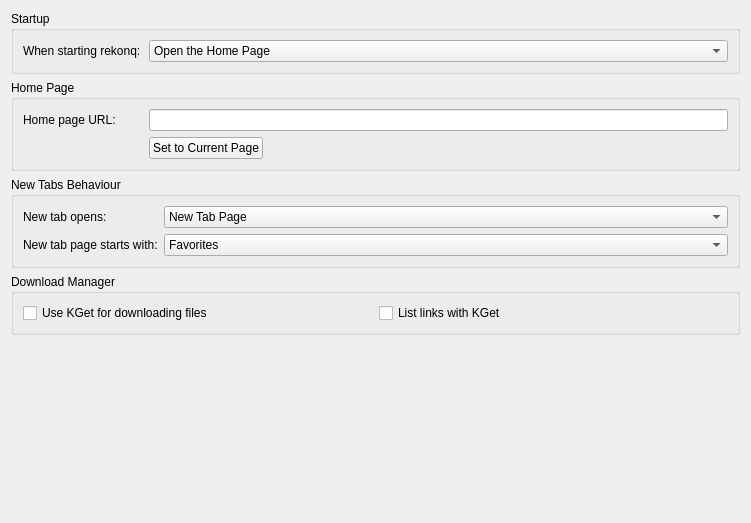
KDE/rekonq, file src/settings/settings_general.ui: the form before one commit.
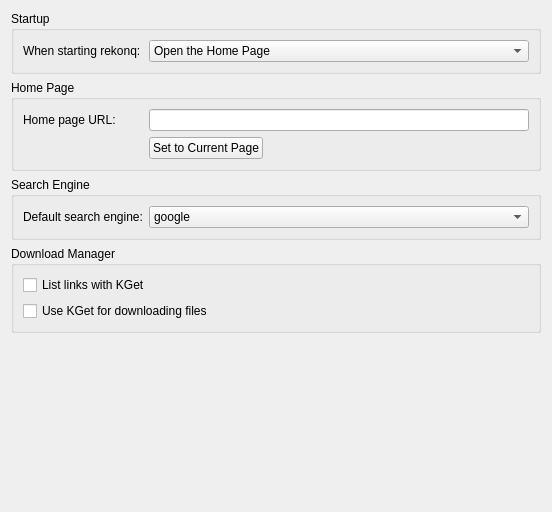
The form after the commit. Custom widgets are drawn as their Qt base class.

Commit message: Implementing a new default engine choice for rekonq

Patch:
```diff
--- a/src/settings/settings_general.ui
+++ b/src/settings/settings_general.ui
@@ -6,8 +6,8 @@
    <rect>
     <x>0</x>
     <y>0</y>
-    <width>751</width>
-    <height>523</height>
+    <width>552</width>
+    <height>512</height>
    </rect>
   </property>
   <property name="windowTitle">
@@ -150,11 +150,11 @@
    <item>
     <widget class="QGroupBox" name="groupBox_3">
      <property name="title">
-      <string>New Tabs Behaviour</string>
+      <string>Search Engine</string>
      </property>
-     <layout class="QGridLayout" name="gridLayout_2">
-      <item row="0" column="0">
-       <widget class="QLabel" name="label_4">
+     <layout class="QHBoxLayout" name="horizontalLayout_4">
+      <item>
+       <widget class="QLabel" name="label_3">
         <property name="sizePolicy">
          <sizepolicy hsizetype="Fixed" vsizetype="Preferred">
           <horstretch>0</horstretch>
@@ -173,69 +173,16 @@
           <height>0</height>
          </size>
         </property>
-        <property name="text">
-         <string>New tab opens:</string>
+        <property name="layoutDirection">
+         <enum>Qt::LeftToRight</enum>
         </property>
-       </widget>
-      </item>
-      <item row="0" column="1">
-       <widget class="KComboBox" name="kcfg_newTabsBehaviour">
-        <property name="enabled">
-         <bool>true</bool>
-        </property>
-        <property name="sizePolicy">
-         <sizepolicy hsizetype="Expanding" vsizetype="Fixed">
-          <horstretch>0</horstretch>
-          <verstretch>0</verstretch>
-         </sizepolicy>
-        </property>
-        <item>
-         <property name="text">
-          <string>New Tab Page</string>
-         </property>
-        </item>
-        <item>
-         <property name="text">
-          <string>Blank Page</string>
-         </property>
-        </item>
-        <item>
-         <property name="text">
-          <string comment="@item:inlistbox">Home Page</string>
-         </property>
-        </item>
-       </widget>
-      </item>
-      <item row="1" column="0">
-       <widget class="QLabel" name="label_5">
-        <property name="sizePolicy">
-         <sizepolicy hsizetype="Fixed" vsizetype="Preferred">
-          <horstretch>0</horstretch>
-          <verstretch>0</verstretch>
-         </sizepolicy>
-        </property>
-        <property name="minimumSize">
-         <size>
-          <width>120</width>
-          <height>0</height>
-         </size>
-        </property>
-        <property name="baseSize">
-         <size>
-          <width>120</width>
-          <height>0</height>
-         </size>
-        </property>
         <property name="text">
-         <string>New tab page starts with:</string>
+         <string>Default search engine:</string>
         </property>
        </widget>
       </item>
-      <item row="1" column="1">
-       <widget class="KComboBox" name="kcfg_newTabStartPage">
-        <property name="enabled">
-         <bool>true</bool>
-        </property>
+      <item>
+       <widget class="KComboBox" name="kcfg_searchEngine">
         <property name="sizePolicy">
          <sizepolicy hsizetype="Expanding" vsizetype="Fixed">
           <horstretch>0</horstretch>
@@ -244,7 +191,7 @@
         </property>
         <item>
          <property name="text">
-          <string>Favorites</string>
+          <string>google</string>
          </property>
         </item>
         <item>
@@ -277,14 +224,7 @@
      <property name="title">
       <string>Download Manager</string>
      </property>
-     <layout class="QHBoxLayout" name="horizontalLayout_5">
-      <item>
-       <widget class="QCheckBox" name="kcfg_kgetDownload">
-        <property name="text">
-         <string>Use KGet for downloading files</string>
-        </property>
-       </widget>
-      </item>
+     <layout class="QVBoxLayout" name="verticalLayout_2">
       <item>
        <widget class="QCheckBox" name="kcfg_kgetList">
         <property name="whatsThis">
@@ -295,6 +235,13 @@
         </property>
        </widget>
       </item>
+      <item>
+       <widget class="QCheckBox" name="kcfg_kgetDownload">
+        <property name="text">
+         <string>Use KGet for downloading files</string>
+        </property>
+       </widget>
+      </item>
      </layout>
     </widget>
    </item>
@@ -306,7 +253,7 @@
      <property name="sizeHint" stdset="0">
       <size>
        <width>20</width>
-       <height>40</height>
+       <height>179</height>
       </size>
      </property>
     </spacer>
```
Left out of the diff: 10 changed lines with no effect on the pictures. The commit also changes 4 other files.
